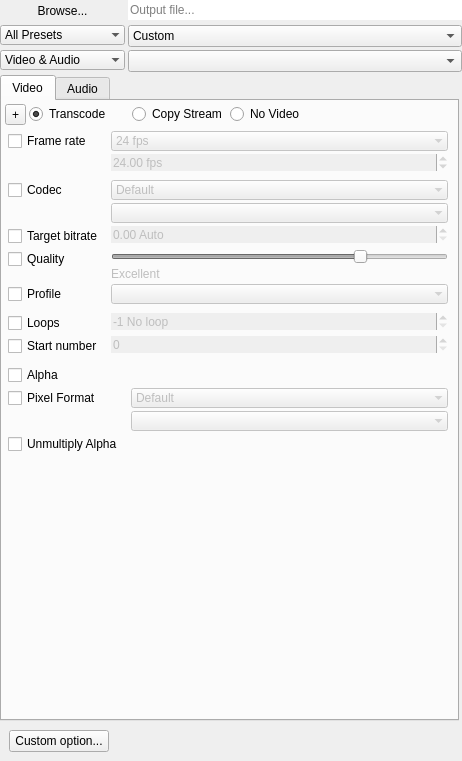
First picture: the form in src/UI/outputwidget.ui, repository RxLaboratory/DuME, before the edit.
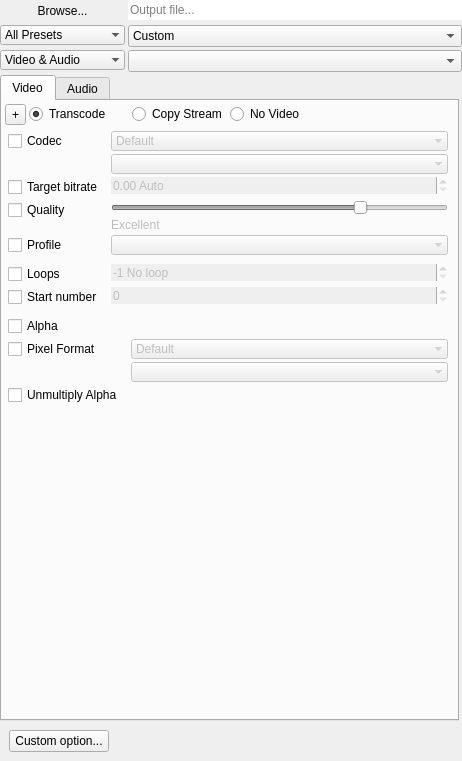
Second picture: the form after the edit.

Commit message: Video Codecs blocks implementation (WIP)

Diff of the .ui file:
```diff
--- a/src/UI/outputwidget.ui
+++ b/src/UI/outputwidget.ui
@@ -268,7 +268,7 @@
           <attribute name="title">
            <string>Video</string>
           </attribute>
-          <layout class="QVBoxLayout" name="videoLayout" stretch="0,0,0,0,0,1">
+          <layout class="QVBoxLayout" name="videoLayout" stretch="0,0,0,0,1">
            <property name="spacing">
             <number>3</number>
            </property>
@@ -370,146 +370,6 @@
              </layout>
             </widget>
            </item>
-           <item>
-            <widget class="QWidget" name="frameRateWidget" native="true">
-             <layout class="QFormLayout" name="formLayout_5">
-              <property name="horizontalSpacing">
-               <number>3</number>
-              </property>
-              <property name="verticalSpacing">
-               <number>3</number>
-              </property>
-              <property name="leftMargin">
-               <number>3</number>
-              </property>
-              <property name="topMargin">
-               <number>3</number>
-              </property>
-              <property name="rightMargin">
-               <number>3</number>
-              </property>
-              <property name="bottomMargin">
-               <number>3</number>
-              </property>
-              <item row="0" column="0">
-               <widget class="QCheckBox" name="frameRateButton">
-                <property name="minimumSize">
-                 <size>
-                  <width>100</width>
-                  <height>0</height>
-                 </size>
-                </property>
-                <property name="text">
-                 <string>Frame rate</string>
-                </property>
-               </widget>
-              </item>
-              <item row="0" column="1">
-               <widget class="QComboBox" name="frameRateBox">
-                <property name="enabled">
-                 <bool>false</bool>
-                </property>
-                <property name="sizePolicy">
-                 <sizepolicy hsizetype="Minimum" vsizetype="Fixed">
-                  <horstretch>0</horstretch>
-                  <verstretch>0</verstretch>
-                 </sizepolicy>
-                </property>
-                <property name="currentIndex">
-                 <number>5</number>
-                </property>
-                <property name="frame">
-                 <bool>false</bool>
-                </property>
-                <item>
-                 <property name="text">
-                  <string>Custom</string>
-                 </property>
-                </item>
-                <item>
-                 <property name="text">
-                  <string>8 fps</string>
-                 </property>
-                </item>
-                <item>
-                 <property name="text">
-                  <string>12 fps</string>
-                 </property>
-                </item>
-                <item>
-                 <property name="text">
-                  <string>15 fps</string>
-                 </property>
-                </item>
-                <item>
-                 <property name="text">
-                  <string>23.976 fps</string>
-                 </property>
-                </item>
-                <item>
-                 <property name="text">
-                  <string>24 fps</string>
-                 </property>
-                </item>
-                <item>
-                 <property name="text">
-                  <string>25 fps</string>
-                 </property>
-                </item>
-                <item>
-                 <property name="text">
-                  <string>29.97 fps</string>
-                 </property>
-                </item>
-                <item>
-                 <property name="text">
-                  <string>30 fps</string>
-                 </property>
-                </item>
-                <item>
-                 <property name="text">
-                  <string>50 fps</string>
-                 </property>
-                </item>
-                <item>
-                 <property name="text">
-                  <string>59.94 fps</string>
-                 </property>
-                </item>
-                <item>
-                 <property name="text">
-                  <string>60 fps</string>
-                 </property>
-                </item>
-                <item>
-                 <property name="text">
-                  <string>120 fps</string>
-                 </property>
-                </item>
-               </widget>
-              </item>
-              <item row="1" column="1">
-               <widget class="QDoubleSpinBox" name="frameRateEdit">
-                <property name="enabled">
-                 <bool>false</bool>
-                </property>
-                <property name="frame">
-                 <bool>false</bool>
-                </property>
-                <property name="suffix">
-                 <string> fps</string>
-                </property>
-                <property name="minimum">
-                 <double>1.000000000000000</double>
-                </property>
-                <property name="value">
-                 <double>24.000000000000000</double>
-                </property>
-               </widget>
-              </item>
-             </layout>
-            </widget>
-           </item>
            <item>
             <widget class="QWidget" name="mainVideoCodecWidget" native="true">
              <layout class="QFormLayout" name="formLayout_6">
```
Left out of the diff: 44 changed lines with no effect on the pictures. The commit also changes 17 other files.
